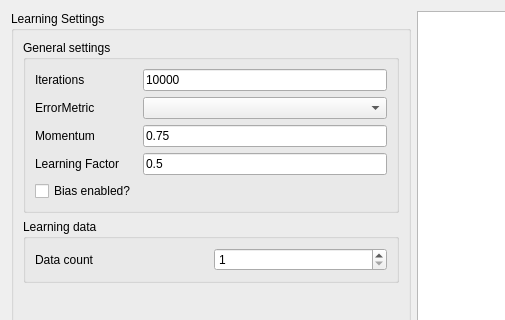
Above: NeuralNetwork/pl/edu/agh/neural/learning/backpropagation/gui/LearningLauncherUi.ui from Pharisaeus/Neural before the change; both pictures show x 0 to 505 and y 0 to 320 of the 1275 by 740 pixel window. Below: the same form after it.
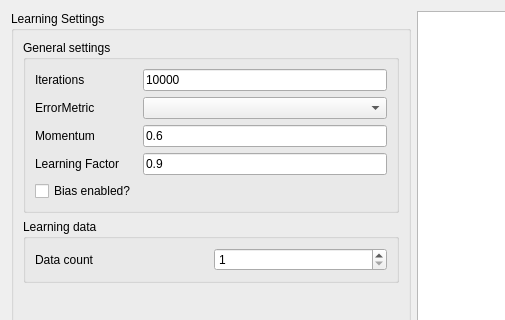
That is the form after the change.

The edit to the form file:
```diff
--- a/NeuralNetwork/pl/edu/agh/neural/learning/backpropagation/gui/LearningLauncherUi.ui
+++ b/NeuralNetwork/pl/edu/agh/neural/learning/backpropagation/gui/LearningLauncherUi.ui
@@ -43,7 +43,7 @@
            <item row="9" column="1">
             <widget class="QLineEdit" name="learningFactorValue">
              <property name="text">
-              <string>0.5</string>
+              <string>0.9</string>
              </property>
             </widget>
            </item>
@@ -100,7 +100,7 @@
               <bool>true</bool>
              </property>
              <property name="text">
-              <string>0.75</string>
+              <string>0.6</string>
              </property>
             </widget>
            </item>
```
